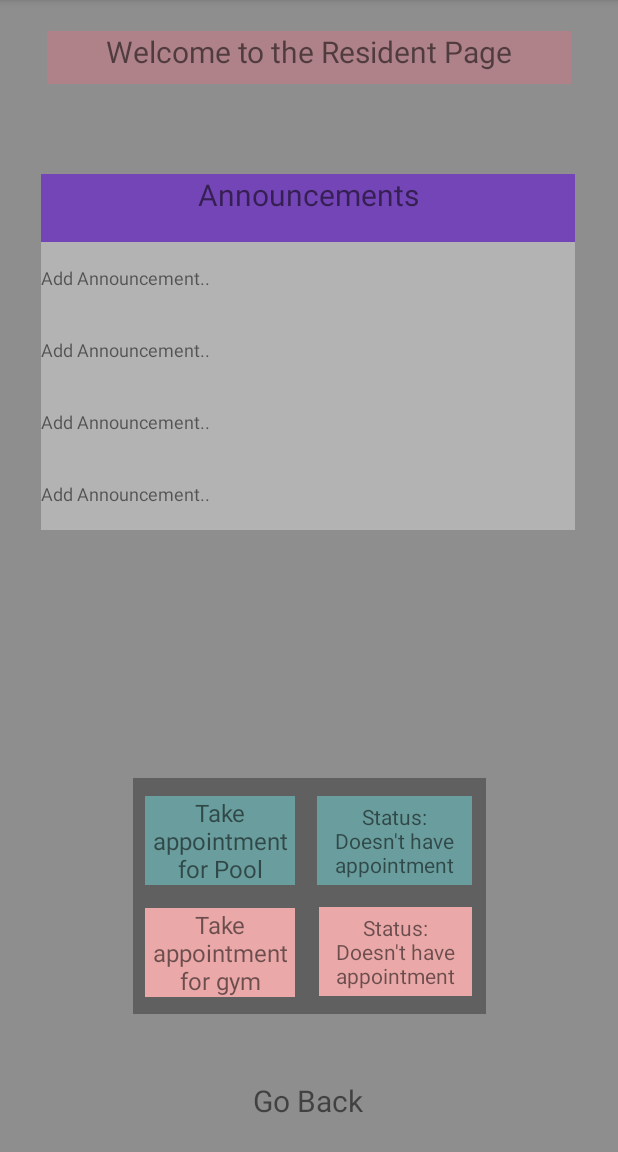
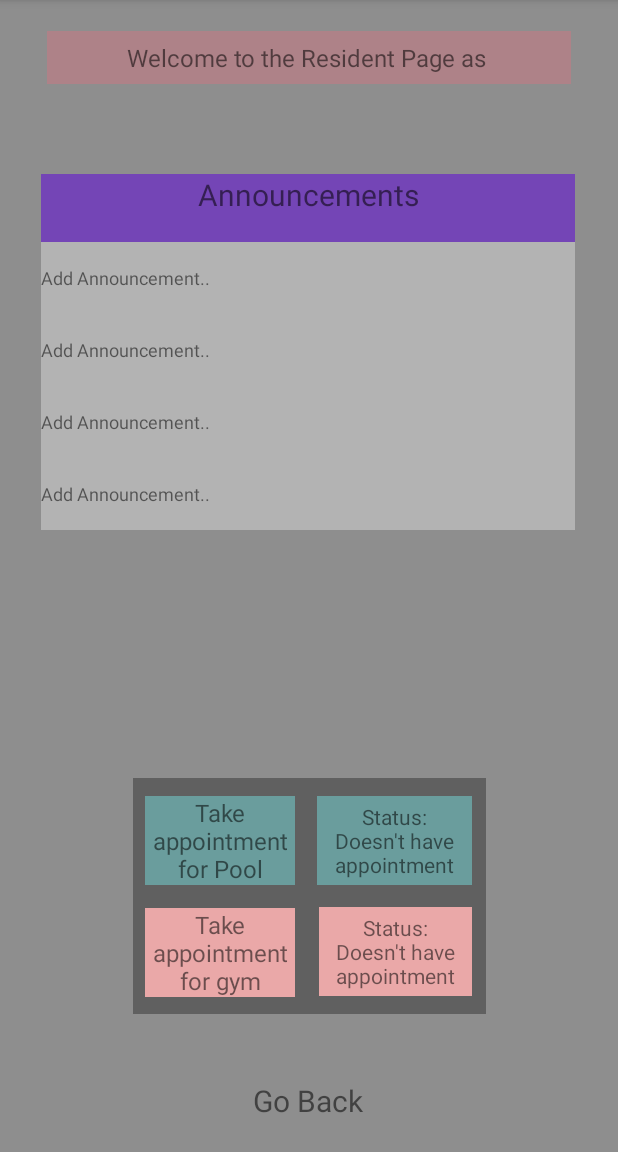
Before and after one commit to mu-se373-190706027/MyProject, an Android app: the Resident screen opened directly, with no data from a screen before it, on a phone screen of 412 x 824 dp, the part 84-1236 px from its top. Run offline under Robolectric (Android 15) with nearby library versions, the phone set to English and light mode, and no system bars; our stand-ins replace Volley.

Commit message:
initial commit

```diff
--- a/app/src/main/java/com/ermanyalcin/myproject/Manager.kt
+++ b/app/src/main/java/com/ermanyalcin/myproject/Manager.kt
@@ -19,6 +19,7 @@ class Manager : AppCompatActivity() {
         val nameListPool = arrayListOf<String>()
     }
 
+    @SuppressLint("SetTextI18n")
     override fun onCreate(savedInstanceState: Bundle?) {
         super.onCreate(savedInstanceState)
         setContentView(R.layout.activity_manager)
@@ -29,6 +30,8 @@ class Manager : AppCompatActivity() {
         findViewById<TextView>(R.id.managerAnnouncement2).text = sharedPreferences1.getString("announcement2", "Add Announcement..")
         findViewById<TextView>(R.id.managerAnnouncement3).text = sharedPreferences1.getString("announcement3", "Add Announcement..")
         findViewById<TextView>(R.id.managerAnnouncement4).text = sharedPreferences1.getString("announcement4", "Add Announcement..")
+
+        findViewById<TextView>(R.id.welcomeManager).text = "Welcome to the Resident Page as " + IdAndPasswordControll.takename.takeName
 
         updateAppoinmentGym()
         updateAppoinmentPool()
--- a/app/src/main/java/com/ermanyalcin/myproject/Resident.kt
+++ b/app/src/main/java/com/ermanyalcin/myproject/Resident.kt
@@ -13,7 +13,7 @@ import androidx.core.view.isVisible
 
 class Resident : AppCompatActivity() {
 
-    @SuppressLint("CommitPrefEdits")
+    @SuppressLint("CommitPrefEdits", "SetTextI18n")
     override fun onCreate(savedInstanceState: Bundle?) {
         super.onCreate(savedInstanceState)
         setContentView(R.layout.activity_resident)
@@ -27,7 +27,7 @@ class Resident : AppCompatActivity() {
         findViewById<TextView>(R.id.residentAnnouncement3).text = sharedPreferences1.getString("announcement3", "error")
         findViewById<TextView>(R.id.residentAnnouncement4).text = sharedPreferences1.getString("announcement4", "error")
 
-
+        findViewById<TextView>(R.id.welcomeResident).text = "Welcome to the Resident Page as " + IdAndPasswordControll.takename.takeName
 
         if(sharedPreferences1.getInt(IdAndPasswordControll.takename.takeName+"gym",0) == 0){
             sharedPreferences1.edit().putInt(IdAndPasswordControll.takename.takeName+"gym",1)
--- a/app/src/main/java/com/ermanyalcin/myproject/Security.kt
+++ b/app/src/main/java/com/ermanyalcin/myproject/Security.kt
@@ -12,6 +12,7 @@ import android.widget.Toast
 
 class Security : AppCompatActivity() {
 
+    @SuppressLint("SetTextI18n")
     override fun onCreate(savedInstanceState: Bundle?) {
         super.onCreate(savedInstanceState)
         setContentView(R.layout.activity_security)
@@ -22,6 +23,8 @@ class Security : AppCompatActivity() {
         findViewById<TextView>(R.id.securityAnnouncement2).text = sharedPreferences1.getString("announcement2", "error")
         findViewById<TextView>(R.id.securityAnnouncement3).text = sharedPreferences1.getString("announcement3", "error")
         findViewById<TextView>(R.id.securityAnnouncement4).text = sharedPreferences1.getString("announcement4", "error")
+
+        findViewById<TextView>(R.id.welcomeSecurity).text = "Welcome to the Resident Page as " + IdAndPasswordControll.takename.takeName
 
         updateAppoinmentGymSecurity()
         updateAppoinmentPoolSecurity()
--- a/app/src/main/res/layout/activity_manager.xml
+++ b/app/src/main/res/layout/activity_manager.xml
@@ -228,10 +228,11 @@
         android:layout_width="349dp"
         android:layout_height="35dp"
         android:background="#AE8288"
+        android:gravity="fill"
         android:text="Welcome to the Manager Page"
         android:textAlignment="center"
         android:textColorHighlight="#000000"
-        android:textSize="20sp"
+        android:textSize="16sp"
         app:layout_constraintBottom_toBottomOf="parent"
         app:layout_constraintEnd_toEndOf="parent"
         app:layout_constraintStart_toStartOf="parent"
--- a/app/src/main/res/layout/activity_resident.xml
+++ b/app/src/main/res/layout/activity_resident.xml
@@ -27,10 +27,11 @@
         android:layout_width="349dp"
         android:layout_height="35dp"
         android:background="#AE8288"
+        android:gravity="fill"
         android:text="Welcome to the Resident Page"
         android:textAlignment="center"
         android:textColorHighlight="#000000"
-        android:textSize="20sp"
+        android:textSize="16sp"
         app:layout_constraintBottom_toBottomOf="parent"
         app:layout_constraintEnd_toEndOf="parent"
         app:layout_constraintStart_toStartOf="parent"
--- a/app/src/main/res/layout/activity_security.xml
+++ b/app/src/main/res/layout/activity_security.xml
@@ -232,10 +232,11 @@
         android:layout_width="349dp"
         android:layout_height="35dp"
         android:background="#AE8288"
+        android:gravity="fill"
         android:text="Welcome to the Security Page"
         android:textAlignment="center"
         android:textColorHighlight="#000000"
-        android:textSize="20sp"
+        android:textSize="16sp"
         app:layout_constraintBottom_toBottomOf="parent"
         app:layout_constraintEnd_toEndOf="parent"
         app:layout_constraintStart_toStartOf="parent"
```
